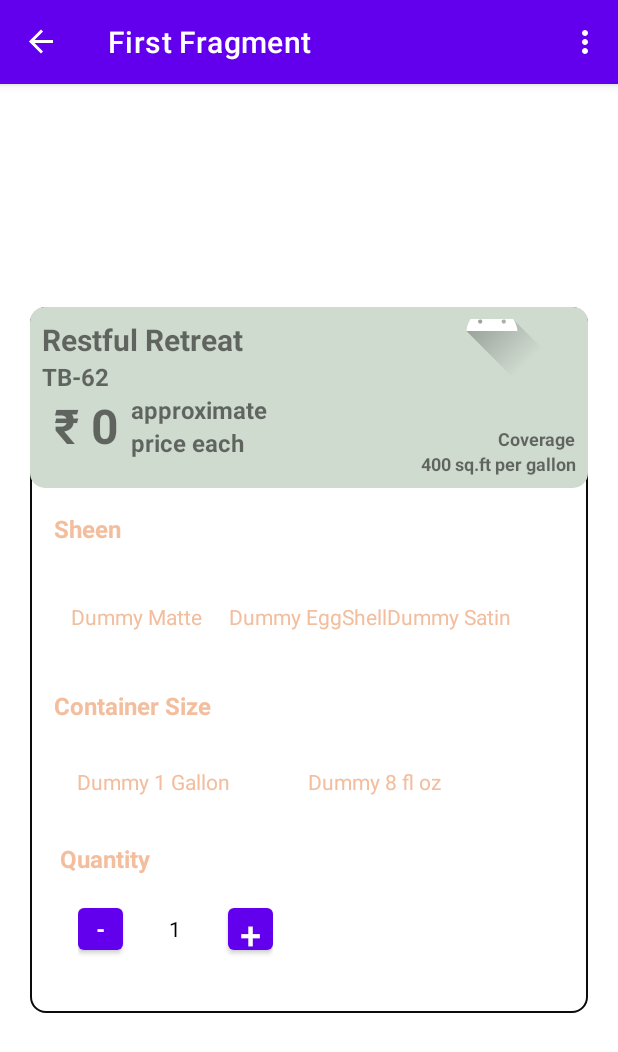
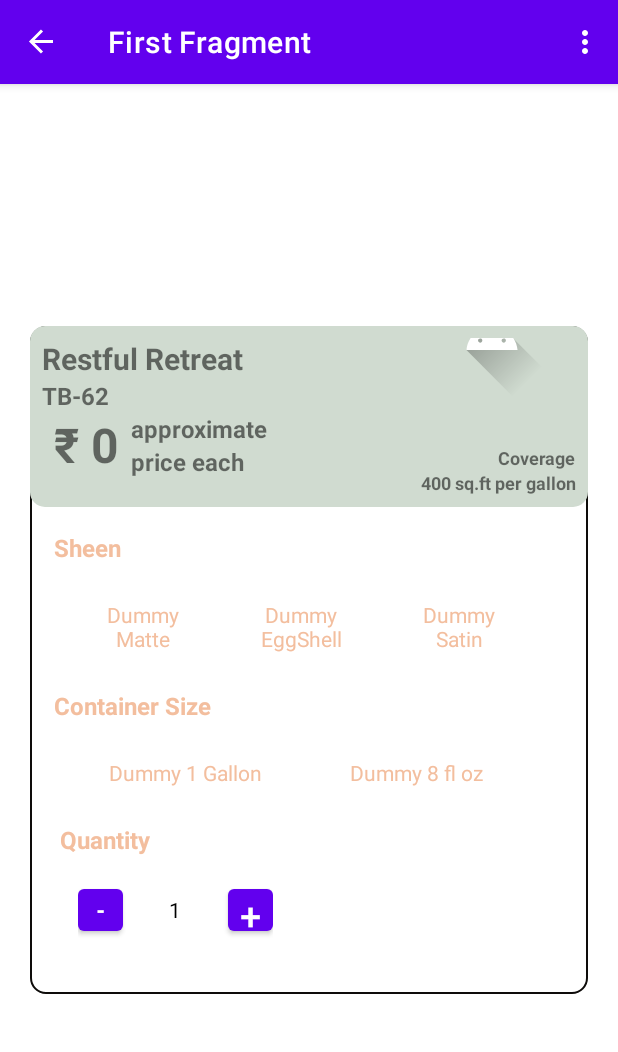
Before and after one commit to vrajendraBhavsar/ProPaintContainerScreen, an Android app: the MyPaintsFragment screen opened through its navigation route, on a phone screen of 412 x 824 dp. Shown: the top 1052 px of the screen. Run offline under Robolectric (Android 15) with nearby library versions, the phone set to English and light mode, and no system bars; our stand-ins replace navigation-ui; libraries missing offline, so code that uses them is left out: com.google.firebase.crashlytics; 8 statements that could not run were skipped.

Commit message:
- Ui changes

```diff
--- a/app/src/main/res/layout/fragment_my_paints.xml
+++ b/app/src/main/res/layout/fragment_my_paints.xml
@@ -11,8 +11,8 @@
         android:layout_height="wrap_content"
         android:layout_marginHorizontal="@dimen/_20dp"
         android:layout_marginVertical="@dimen/_100dp"
+        android:background="@drawable/my_paint_bg_rounded"
         android:paddingBottom="@dimen/_20dp"
-        android:background="@drawable/my_paint_bg_rounded"
         app:layout_constraintBottom_toBottomOf="parent"
         app:layout_constraintEnd_toEndOf="parent"
         app:layout_constraintLeft_toLeftOf="parent"
@@ -58,7 +58,7 @@
                 android:textStyle="bold"
                 app:layout_constraintStart_toStartOf="@id/tvContainerCode"
                 app:layout_constraintTop_toBottomOf="@id/tvContainerCode"
-                tools:text="₹ 55.00"/>
+                tools:text="₹ 55.00" />
 
             <TextView
                 android:id="@+id/tvContainerApproxLabel"
@@ -144,17 +144,19 @@
 
             <RadioButton
                 android:id="@+id/rbSheen1"
+                style="@style/SheenRadioButtonStyle"
                 android:layout_width="0dp"
                 android:layout_height="wrap_content"
                 android:layout_weight="1"
                 android:background="@null"
                 android:button="@drawable/custom_sheen"
+                android:checked="true"
                 android:text="@string/matte"
-                android:checked="true"
                 android:textColor="@color/atomic_tangerine" />
 
             <RadioButton
                 android:id="@+id/rbSheen2"
+                style="@style/SheenRadioButtonStyle"
                 android:layout_width="0dp"
                 android:layout_height="wrap_content"
                 android:layout_weight="1"
@@ -165,6 +167,7 @@
 
             <RadioButton
                 android:id="@+id/rbSheen3"
+                style="@style/SheenRadioButtonStyle"
                 android:layout_width="0dp"
                 android:layout_height="wrap_content"
                 android:layout_weight="1"
@@ -201,6 +204,7 @@
 
             <RadioButton
                 android:id="@+id/rbContainerSize1"
+                style="@style/SheenRadioButtonStyle"
                 android:layout_width="0dp"
                 android:layout_height="wrap_content"
                 android:layout_weight="1"
@@ -211,6 +215,7 @@
 
             <RadioButton
                 android:id="@+id/rbContainerSize2"
+                style="@style/SheenRadioButtonStyle"
                 android:layout_width="0dp"
                 android:layout_height="wrap_content"
                 android:layout_weight="1"
@@ -234,8 +239,7 @@
             android:textSize="@dimen/_16sp"
             android:textStyle="bold"
             app:layout_constraintStart_toStartOf="@+id/tvContainerSizeLabel"
-            app:layout_constraintTop_toBottomOf="@+id/rgContainerSize"
-            />
+            app:layout_constraintTop_toBottomOf="@+id/rgContainerSize" />
 
         <LinearLayout
             android:id="@+id/llQuantity"
--- a/app/src/main/res/values/themes.xml
+++ b/app/src/main/res/values/themes.xml
@@ -23,7 +23,23 @@
 
     <style name="Theme.ProPaintContainerScreen.PopupOverlay" parent="ThemeOverlay.AppCompat.Light" />
 
+    <!--<style name="SheenRadioButtonStyle" parent="@android:style/Widget.CompoundButton.RadioButton">
+        <item name="android:button">@drawable/custom_sheen</item>
+    </style>-->
+
     <style name="SheenRadioButtonStyle" parent="@android:style/Widget.CompoundButton.RadioButton">
-        <item name="android:button">@drawable/custom_sheen</item>
+<!--        <item name="android:button">@drawable/custom_sheen</item>-->
+        <!--<item name="android:background">@null</item>
+        <item name="android:button">@null</item>-->
+        <item name="android:textColor">@color/atomic_tangerine</item>
+        <item name="android:gravity">center_vertical|center</item>
+        <item name="android:paddingLeft">10dp</item>
+        <item name="android:paddingRight">20dp</item>
+<!--        <item name="android:background">@null</item>-->
+        <item name="android:button">@android:color/transparent</item>
+        <item name="android:background">@drawable/custom_sheen</item>
+        <!--        <item name="android:button">@null</item>-->
+        <item name="android:minWidth">70dp</item>
+        <item name="android:minHeight">35dp</item>
     </style>
 </resources>
```
Also changed, not shown: app/src/main/java/com/example/propaintcontainerscreen/presentation/mypaint/MyPaintsFragment.kt (+8 -13 lines).
